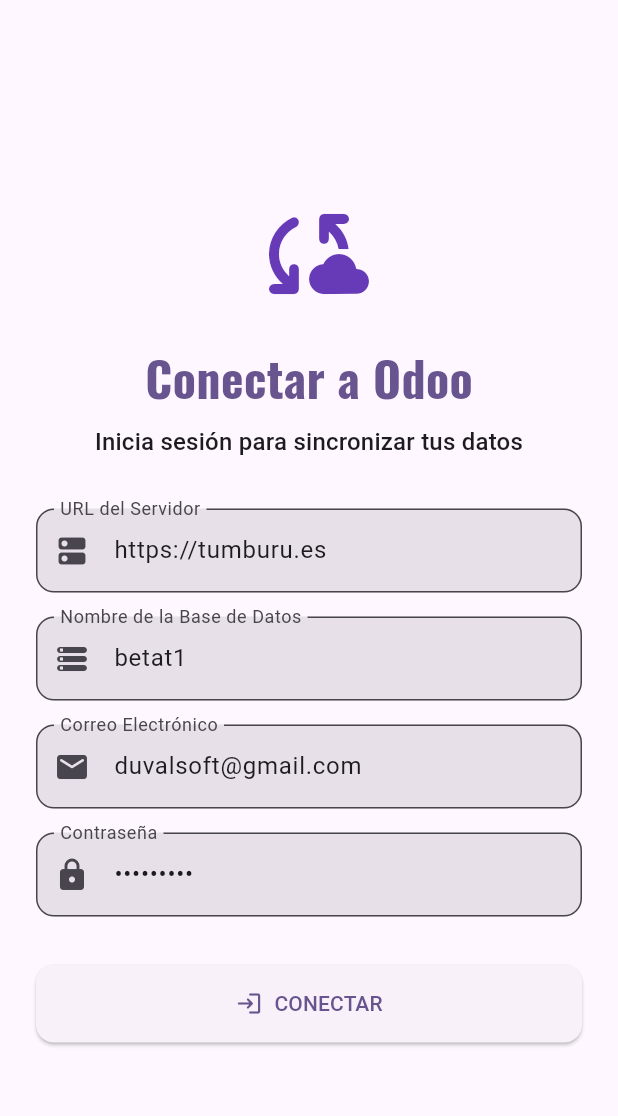
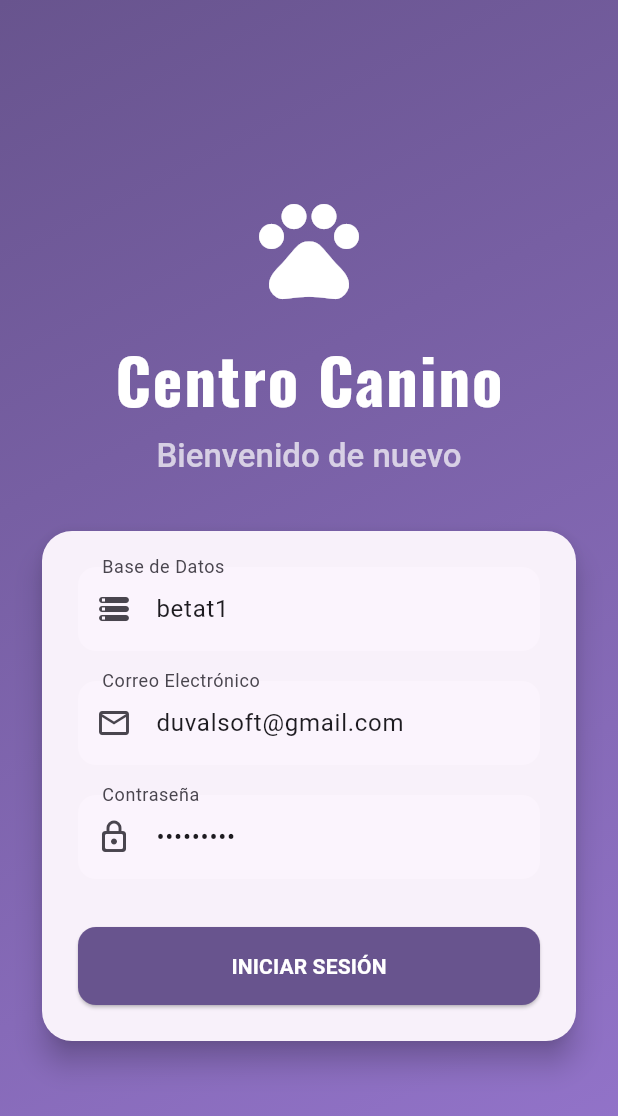
Before and after one commit to tumbururesort-byte/centro_canino_app, a Flutter app: the screen it shows after launch, on a phone screen of 412 x 824 dp. Shown: the top 1116 px of the screen. Run offline on Flutter 3.47's test engine with Material 3 defaults, Android fonts, the phone set to English and light mode, and no system bars; our stand-ins replace drift, google_fonts, shared_preferences; accounts and stored records are empty; generated files the repository leaves out were written again.

Commit message:
feat: Rediseño visual de la página de login y refactorización
Se rediseña por completo la UI de la página de inicio de sesión para una apariencia más moderna y atractiva. Se centraliza la lógica de autenticación en el AuthProvider, que ahora gestiona la creación del OdooService. Se mejora la encapsulación en OdooService con un nuevo getter isUserLoggedIn.

```diff
--- a/lib/pages/login_page.dart
+++ b/lib/pages/login_page.dart
@@ -2,7 +2,6 @@
 import 'package:provider/provider.dart';
 import 'package:google_fonts/google_fonts.dart';
 import '../providers/auth_provider.dart';
-import '../data/remote/odoo_service.dart';
 
 class LoginPage extends StatefulWidget {
   const LoginPage({super.key});
@@ -12,146 +11,214 @@
 }
 
 class _LoginPageState extends State<LoginPage> {
-  final _url = TextEditingController(text: 'https://tumburu.es');
-  final _db = TextEditingController(text: 'betat1');
-  final _user = TextEditingController(text: 'duvalsoft@gmail.com');
-  final _pass = TextEditingController(text: 'Odi1@99TU');
-  bool _loading = false;
-  String? _error;
+  final _formKey = GlobalKey<FormState>();
+  final _dbController = TextEditingController(text: 'betat1');
+  final _emailController = TextEditingController(text: 'duvalsoft@gmail.com');
+  final _passwordController = TextEditingController(text: 'Odi1@99TU');
+
+  bool _isLoading = false;
 
   Future<void> _login() async {
-    if (!mounted) return;
-    FocusScope.of(context).unfocus();
+    if (!_formKey.currentState!.validate() || _isLoading) return;
 
     setState(() {
-      _loading = true;
-      _error = null;
+      _isLoading = true;
     });
 
+    final authProvider = context.read<AuthProvider>();
     final scaffoldMessenger = ScaffoldMessenger.of(context);
-    final authProvider = context.read<AuthProvider>();
 
     try {
-      final odooService = OdooService(
-        serverUrl: _url.text.trim(),
-        dbName: _db.text.trim(),
+      final success = await authProvider.login(
+        _dbController.text.trim(),
+        _emailController.text.trim(),
+        _passwordController.text,
       );
 
-      await odooService.authenticate(
-        _user.text.trim(),
-        _pass.text,
-      );
-
-      authProvider.login(odooService);
-
+      if (!success) {
+        throw 'Usuario o contraseña incorrectos.';
+      }
+      // La navegación ocurrirá automáticamente gracias al AuthWrapper
     } catch (e) {
-      if (!mounted) return;
-      setState(() {
-        _error = e.toString();
-        _loading = false;
-      });
-
       scaffoldMessenger.showSnackBar(
         SnackBar(
           content: Text('Error: ${e.toString()}'),
           backgroundColor: Theme.of(context).colorScheme.error,
         ),
       );
+    } finally {
+      if (mounted) {
+        setState(() {
+          _isLoading = false;
+        });
       }
+    }
+  }
+
+  @override
+  void dispose() {
+    _dbController.dispose();
+    _emailController.dispose();
+    _passwordController.dispose();
+    super.dispose();
   }
 
   @override
   Widget build(BuildContext context) {
     final theme = Theme.of(context);
+    final isDarkMode = theme.brightness == Brightness.dark;
 
     return Scaffold(
-      body: Center(
+      body: GestureDetector(
+        onTap: () => FocusScope.of(context).unfocus(),
+        child: Container(
+          decoration: BoxDecoration(
+            gradient: LinearGradient(
+              colors: isDarkMode
+                  ? [Colors.grey[900]!, Colors.grey[850]!]
+                  : [theme.colorScheme.primary, Colors.deepPurple.shade300],
+              begin: Alignment.topLeft,
+              end: Alignment.bottomRight,
+            ),
+          ),
+          child: Center(
             child: SingleChildScrollView(
               padding: const EdgeInsets.symmetric(horizontal: 24.0),
+              child: Form(
+                key: _formKey,
                 child: Column(
                   mainAxisAlignment: MainAxisAlignment.center,
                   children: [
-              const Icon(
-                Icons.cloud_sync_rounded,
-                size: 80,
-                color: Colors.deepPurple,
-              ),
-              const SizedBox(height: 20),
-              Text(
-                'Conectar a Odoo',
-                style: GoogleFonts.oswald(
-                  fontSize: 32,
-                  fontWeight: FontWeight.bold,
-                  color: theme.colorScheme.primary,
+                    _buildHeader(theme),
+                    const SizedBox(height: 32),
+                    _buildLoginForm(theme),
+                  ],
                 ),
               ),
-              const SizedBox(height: 8),
-              Text(
-                'Inicia sesión para sincronizar tus datos',
-                style: theme.textTheme.titleMedium,
-                textAlign: TextAlign.center,
             ),
-              const SizedBox(height: 32),
-              _buildTextField(_url, 'URL del Servidor', Icons.dns_rounded),
-              const SizedBox(height: 16),
-              _buildTextField(_db, 'Nombre de la Base de Datos', Icons.storage_rounded),
-              const SizedBox(height: 16),
-              _buildTextField(_user, 'Correo Electrónico', Icons.email_rounded),
-              const SizedBox(height: 16),
-              _buildTextField(_pass, 'Contraseña', Icons.lock_rounded, obscureText: true),
-              const SizedBox(height: 32),
-              if (_error != null) ...[
-                Text(
-                  _error!,
-                  style: TextStyle(color: theme.colorScheme.error, fontSize: 14),
-                  textAlign: TextAlign.center,
-                ),
-                const SizedBox(height: 16),
-              ],
-              SizedBox(
-                width: double.infinity,
-                child: ElevatedButton.icon(
-                  icon: const Icon(Icons.login_rounded),
-                  style: ElevatedButton.styleFrom(
-                    padding: const EdgeInsets.symmetric(vertical: 16),
-                    shape: RoundedRectangleBorder(
-                      borderRadius: BorderRadius.circular(12)
-                    ),
-                  ),
-                  onPressed: _loading ? null : _login,
-                  label: _loading
-                      ? const SizedBox(
-                          width: 24,
-                          height: 24,
-                          child: CircularProgressIndicator(strokeWidth: 3, color: Colors.white)
-                        )
-                      : const Text('CONECTAR'),
-                ),
-              ),
-            ],
           ),
         ),
       ),
     );
   }
 
-  Widget _buildTextField(TextEditingController controller, String label, IconData icon, {bool obscureText = false}) {
-    return TextField(
+  Widget _buildHeader(ThemeData theme) {
+    return Column(
+      children: [
+        const Icon(
+          Icons.pets_rounded,
+          size: 80,
+          color: Colors.white,
+        ),
+        const SizedBox(height: 16),
+        Text(
+          'Centro Canino',
+          style: GoogleFonts.oswald(
+            fontSize: 42,
+            fontWeight: FontWeight.bold,
+            color: Colors.white,
+            letterSpacing: 1.2,
+          ),
+        ),
+        const SizedBox(height: 8),
+        Text(
+          'Bienvenido de nuevo',
+          style: theme.textTheme.titleLarge?.copyWith(color: Colors.white70),
+        ),
+      ],
+    );
+  }
+
+  Widget _buildLoginForm(ThemeData theme) {
+    return Card(
+      elevation: 8,
+      shape: RoundedRectangleBorder(borderRadius: BorderRadius.circular(20)),
+      child: Padding(
+        padding: const EdgeInsets.all(24.0),
+        child: Column(
+          children: [
+            _buildTextFormField(
+              controller: _dbController,
+              labelText: 'Base de Datos',
+              icon: Icons.storage_rounded,
+              validator: (value) => value!.isEmpty ? 'Campo requerido' : null,
+            ),
+            const SizedBox(height: 20),
+            _buildTextFormField(
+              controller: _emailController,
+              labelText: 'Correo Electrónico',
+              icon: Icons.email_outlined,
+              keyboardType: TextInputType.emailAddress,
+              validator: (value) {
+                if (value!.isEmpty) return 'Campo requerido';
+                if (!RegExp(r'^[\w-\.]+@([\w-]+\.)+[\w-]{2,4}$').hasMatch(value)) {
+                  return 'Introduce un correo válido';
+                }
+                return null;
+              },
+            ),
+            const SizedBox(height: 20),
+            _buildTextFormField(
+              controller: _passwordController,
+              labelText: 'Contraseña',
+              icon: Icons.lock_outline_rounded,
+              obscureText: true,
+              validator: (value) => value!.isEmpty ? 'Campo requerido' : null,
+            ),
+            const SizedBox(height: 32),
+            _buildLoginButton(theme),
+          ],
+        ),
+      ),
+    );
+  }
+
+  Widget _buildTextFormField({
+    required TextEditingController controller,
+    required String labelText,
+    required IconData icon,
+    bool obscureText = false,
+    TextInputType? keyboardType,
+    FormFieldValidator<String>? validator,
+  }) {
+    return TextFormField(
       controller: controller,
       obscureText: obscureText,
+      keyboardType: keyboardType,
+      validator: validator,
       decoration: InputDecoration(
-        labelText: label,
+        labelText: labelText,
         prefixIcon: Icon(icon),
         border: OutlineInputBorder(
           borderRadius: BorderRadius.circular(12),
+          borderSide: BorderSide.none,
         ),
         filled: true,
-        // Usamos el color recomendado por Material 3 para superficies de contenedores
-        fillColor: Theme.of(context).colorScheme.surfaceContainerHighest,
+        fillColor: Theme.of(context).colorScheme.surface.withOpacity(0.5),
       ),
-      onSubmitted: (_) {
-        if (!_loading) _login();
-      },
+      onFieldSubmitted: (_) => _login(),
+    );
+  }
+
+  Widget _buildLoginButton(ThemeData theme) {
+    return SizedBox(
+      width: double.infinity,
+      child: ElevatedButton(
+        style: ElevatedButton.styleFrom(
+          padding: const EdgeInsets.symmetric(vertical: 16),
+          shape: RoundedRectangleBorder(borderRadius: BorderRadius.circular(12)),
+          backgroundColor: theme.colorScheme.primary,
+          foregroundColor: theme.colorScheme.onPrimary,
+        ),
+        onPressed: _isLoading ? null : _login,
+        child: _isLoading
+            ? const SizedBox(
+                width: 24,
+                height: 24,
+                child: CircularProgressIndicator(strokeWidth: 3, color: Colors.white),
+              )
+            : Text('INICIAR SESIÓN', style: GoogleFonts.roboto(fontWeight: FontWeight.bold)),
+      ),
     );
   }
 }
```
Also changed, not shown: lib/data/remote/odoo_service.dart (+33 -51 lines), lib/providers/auth_provider.dart (+30 -8 lines). Lines whose indentation alone changed are shown as unchanged.
